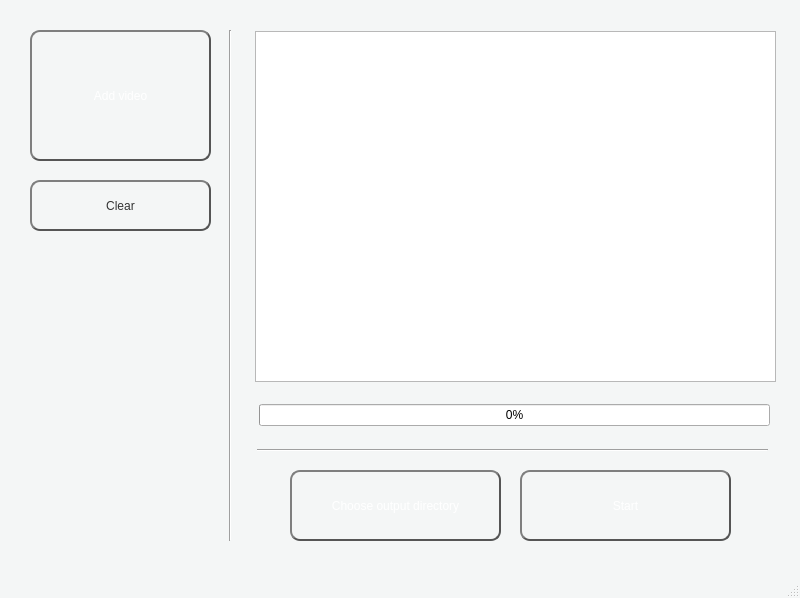
Before: the Qt Designer form PyQt/window.ui in Maximvolk/VideoToSlidesSplitter, drawn with Qt 5.
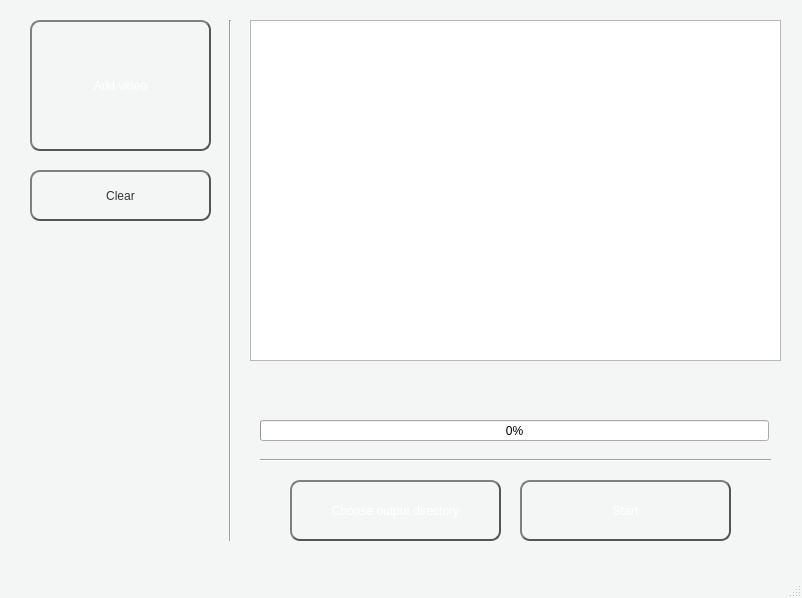
After: the same form once the commit is applied.

```diff
--- a/PyQt/window.ui
+++ b/PyQt/window.ui
@@ -6,7 +6,7 @@
    <rect>
     <x>0</x>
     <y>0</y>
-    <width>800</width>
+    <width>802</width>
     <height>598</height>
    </rect>
   </property>
@@ -31,9 +31,9 @@
     <property name="geometry">
      <rect>
       <x>290</x>
-      <y>470</y>
+      <y>480</y>
       <width>211</width>
-      <height>71</height>
+      <height>61</height>
      </rect>
     </property>
     <property name="styleSheet">
@@ -63,9 +63,9 @@
     <property name="geometry">
      <rect>
       <x>520</x>
-      <y>470</y>
+      <y>480</y>
       <width>211</width>
-      <height>71</height>
+      <height>61</height>
      </rect>
     </property>
     <property name="styleSheet">
@@ -98,7 +98,7 @@
     <property name="geometry">
      <rect>
       <x>30</x>
-      <y>30</y>
+      <y>20</y>
       <width>181</width>
       <height>131</height>
      </rect>
@@ -129,7 +129,7 @@
     <property name="geometry">
      <rect>
       <x>30</x>
-      <y>180</y>
+      <y>170</y>
       <width>181</width>
       <height>51</height>
      </rect>
@@ -176,9 +176,9 @@
     <property name="geometry">
      <rect>
       <x>220</x>
-      <y>30</y>
+      <y>20</y>
       <width>20</width>
-      <height>511</height>
+      <height>521</height>
      </rect>
     </property>
     <property name="orientation">
@@ -188,8 +188,8 @@
    <widget class="Line" name="line_2">
     <property name="geometry">
      <rect>
-      <x>257</x>
-      <y>440</y>
+      <x>260</x>
+      <y>450</y>
       <width>511</width>
       <height>20</height>
      </rect>
@@ -201,31 +201,25 @@
    <widget class="QGraphicsView" name="preview">
     <property name="geometry">
      <rect>
-      <x>255</x>
-      <y>31</y>
-      <width>521</width>
-      <height>351</height>
+      <x>250</x>
+      <y>20</y>
+      <width>531</width>
+      <height>341</height>
      </rect>
     </property>
    </widget>
-   <widget class="QWidget" name="horizontalLayoutWidget">
+   <widget class="QProgressBar" name="progressBar">
     <property name="geometry">
      <rect>
-      <x>259</x>
-      <y>400</y>
-      <width>511</width>
-      <height>31</height>
+      <x>260</x>
+      <y>420</y>
+      <width>509</width>
+      <height>21</height>
      </rect>
     </property>
-    <layout class="QHBoxLayout" name="horizontalLayout">
-     <item>
-      <widget class="QProgressBar" name="progressBar">
-       <property name="value">
-        <number>0</number>
-       </property>
-      </widget>
-     </item>
-    </layout>
+    <property name="value">
+     <number>0</number>
+    </property>
    </widget>
   </widget>
   <widget class="QMenuBar" name="menubar">
```
Left out of the diff: 4 changed lines with no effect on the pictures.
